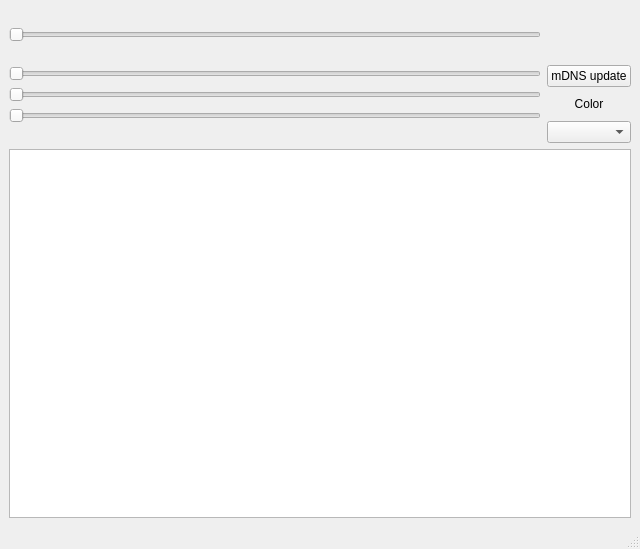
This is mainwindow.ui in PonchikCobaki/SCLED-public as Qt 5 draws it before an edit. The edited form follows.
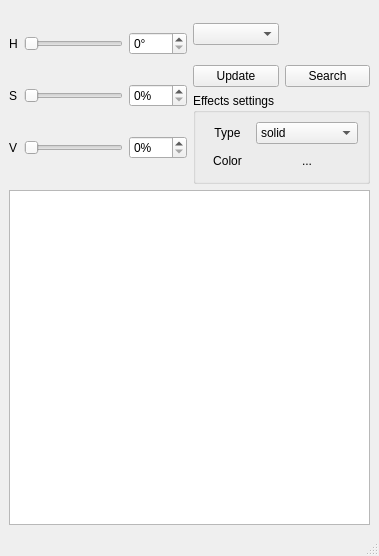
This is the edited form. Icons and pictures are not drawn.

Commit message: added multi control colors on devices

```diff
--- a/mainwindow.ui
+++ b/mainwindow.ui
@@ -6,8 +6,8 @@
    <rect>
     <x>0</x>
     <y>0</y>
-    <width>640</width>
-    <height>549</height>
+    <width>379</width>
+    <height>556</height>
    </rect>
   </property>
   <property name="sizePolicy">
@@ -20,49 +20,238 @@
    <string>MainWindow</string>
   </property>
   <widget class="QWidget" name="centralwidget">
-   <layout class="QGridLayout" name="gridLayout">
+   <layout class="QGridLayout" name="gridLayout_4">
     <item row="0" column="0">
-     <layout class="QVBoxLayout" name="verticalLayout_4">
-      <item>
-       <layout class="QHBoxLayout" name="horizontalLayout">
-        <item>
-         <layout class="QVBoxLayout" name="verticalLayout_2">
+     <layout class="QGridLayout" name="gridLayout">
+      <item row="0" column="1">
+       <widget class="QSlider" name="horizontalSliderHue">
+        <property name="maximum">
+         <number>360</number>
+        </property>
+        <property name="orientation">
+         <enum>Qt::Horizontal</enum>
+        </property>
+       </widget>
+      </item>
+      <item row="0" column="2">
+       <widget class="QSpinBox" name="spinBoxHue">
+        <property name="suffix">
+         <string>°</string>
+        </property>
+        <property name="maximum">
+         <number>359</number>
+        </property>
+       </widget>
+      </item>
+      <item row="1" column="2">
+       <widget class="QSpinBox" name="spinBoxSaturation">
+        <property name="suffix">
+         <string>%</string>
+        </property>
+        <property name="maximum">
+         <number>100</number>
+        </property>
+       </widget>
+      </item>
+      <item row="1" column="1">
+       <widget class="QSlider" name="horizontalSliderSaturation">
+        <property name="maximum">
+         <number>100</number>
+        </property>
+        <property name="orientation">
+         <enum>Qt::Horizontal</enum>
+        </property>
+       </widget>
+      </item>
+      <item row="2" column="0">
+       <widget class="QLabel" name="labeValue">
+        <property name="text">
+         <string>V</string>
+        </property>
+       </widget>
+      </item>
+      <item row="1" column="0">
+       <widget class="QLabel" name="labelSaturation">
+        <property name="text">
+         <string>S</string>
+        </property>
+       </widget>
+      </item>
+      <item row="0" column="0">
+       <widget class="QLabel" name="labelHue">
+        <property name="text">
+         <string>H</string>
+        </property>
+       </widget>
+      </item>
+      <item row="2" column="2">
+       <widget class="QSpinBox" name="spinBoxValue">
+        <property name="suffix">
+         <string>%</string>
+        </property>
+        <property name="maximum">
+         <number>100</number>
+        </property>
+       </widget>
+      </item>
+      <item row="2" column="1">
+       <widget class="QSlider" name="horizontalSliderValue">
+        <property name="maximum">
+         <number>100</number>
+        </property>
+        <property name="orientation">
+         <enum>Qt::Horizontal</enum>
+        </property>
+       </widget>
+      </item>
+     </layout>
+    </item>
+    <item row="0" column="1">
+     <layout class="QGridLayout" name="gridLayout_3">
+      <item row="2" column="0">
+       <widget class="QGroupBox" name="groupBox">
+        <property name="title">
+         <string>Effects settings</string>
+        </property>
+        <layout class="QVBoxLayout" name="verticalLayout_2">
+         <item>
+          <layout class="QHBoxLayout" name="horizontalLayout">
+           <item>
+            <widget class="QLabel" name="label">
+             <property name="sizePolicy">
+              <sizepolicy hsizetype="Maximum" vsizetype="Preferred">
+               <horstretch>0</horstretch>
+               <verstretch>0</verstretch>
+              </sizepolicy>
+             </property>
+             <property name="maximumSize">
+              <size>
+               <width>45</width>
+               <height>16777215</height>
+              </size>
+             </property>
+             <property name="text">
+              <string>Type</string>
+             </property>
+             <property name="alignment">
+              <set>Qt::AlignCenter</set>
+             </property>
+            </widget>
+           </item>
+           <item>
+            <widget class="QComboBox" name="comboBox">
+             <item>
+              <property name="text">
+               <string>solid</string>
+              </property>
+             </item>
+             <item>
+              <property name="text">
+               <string>gradient</string>
+              </property>
+             </item>
+            </widget>
+           </item>
+          </layout>
+         </item>
+         <item>
+          <layout class="QHBoxLayout" name="horizontalLayout_2">
+           <item>
+            <widget class="QLabel" name="label_2">
+             <property name="sizePolicy">
+              <sizepolicy hsizetype="Maximum" vsizetype="Preferred">
+               <horstretch>0</horstretch>
+               <verstretch>0</verstretch>
+              </sizepolicy>
+             </property>
+             <property name="maximumSize">
+              <size>
+               <width>45</width>
+               <height>16777215</height>
+              </size>
+             </property>
+             <property name="text">
+              <string>Color</string>
+             </property>
+             <property name="alignment">
+              <set>Qt::AlignCenter</set>
+             </property>
+            </widget>
+           </item>
+           <item>
+            <widget class="QPushButton" name="colorPushButton">
+             <property name="sizePolicy">
+              <sizepolicy hsizetype="Minimum" vsizetype="Minimum">
+               <horstretch>0</horstretch>
+               <verstretch>0</verstretch>
+              </sizepolicy>
+             </property>
+             <property name="minimumSize">
+              <size>
+               <width>30</width>
+               <height>20</height>
+              </size>
+             </property>
+             <property name="text">
+              <string>...</string>
+             </property>
+             <property name="flat">
+              <bool>true</bool>
+             </property>
+            </widget>
+           </item>
+          </layout>
+         </item>
+        </layout>
+       </widget>
+      </item>
+      <item row="1" column="0">
+       <layout class="QGridLayout" name="gridLayout_2">
+        <item row="1" column="1">
+         <widget class="QPushButton" name="deviceSearch">
+          <property name="text">
+           <string>Search</string>
+          </property>
+         </widget>
+        </item>
+        <item row="0" column="0">
+         <widget class="QComboBox" name="selectedDeviceComboBox">
+          <property name="sizePolicy">
+           <sizepolicy hsizetype="MinimumExpanding" vsizetype="Fixed">
+            <horstretch>0</horstretch>
+            <verstretch>0</verstretch>
+           </sizepolicy>
+          </property>
+          <property name="maximumSize">
+           <size>
+            <width>100</width>
+            <height>16777215</height>
+           </size>
+          </property>
+         </widget>
+        </item>
+        <item row="1" column="0">
+         <widget class="QPushButton" name="updateParameters">
+          <property name="text">
+           <string>Update</string>
+          </property>
+         </widget>
+        </item>
+        <item row="0" column="1">
+         <layout class="QHBoxLayout" name="horizontalLayout_3">
           <item>
-           <widget class="QSlider" name="horizontalSlider">
+           <spacer name="horizontalSpacer">
             <property name="orientation">
              <enum>Qt::Horizontal</enum>
             </property>
-           </widget>
+            <property name="sizeHint" stdset="0">
+             <size>
+              <width>1</width>
+              <height>20</height>
+             </size>
+            </property>
+           </spacer>
           </item>
-          <item>
-           <layout class="QVBoxLayout" name="verticalLayout">
-            <item>
-             <widget class="QSlider" name="horizontalSlider_2">
-              <property name="orientation">
-               <enum>Qt::Horizontal</enum>
-              </property>
-             </widget>
-            </item>
-            <item>
-             <widget class="QSlider" name="horizontalSlider_3">
-              <property name="orientation">
-               <enum>Qt::Horizontal</enum>
-              </property>
-             </widget>
-            </item>
-            <item>
-             <widget class="QSlider" name="horizontalSlider_4">
-              <property name="orientation">
-               <enum>Qt::Horizontal</enum>
-              </property>
-             </widget>
-            </item>
-           </layout>
-          </item>
-         </layout>
-        </item>
-        <item>
-         <layout class="QVBoxLayout" name="verticalLayout_3">
           <item>
            <widget class="QPushButton" name="onButton">
             <property name="enabled">
@@ -130,50 +319,43 @@
            </widget>
           </item>
           <item>
-           <widget class="QPushButton" name="mDNSupdate">
-            <property name="text">
-             <string>mDNS update</string>
+           <spacer name="horizontalSpacer_2">
+            <property name="orientation">
+             <enum>Qt::Horizontal</enum>
             </property>
-           </widget>
-          </item>
-          <item>
-           <widget class="QPushButton" name="colorPushButton">
-            <property name="text">
-             <string>Color</string>
+            <property name="sizeHint" stdset="0">
+             <size>
+              <width>1</width>
+              <height>20</height>
+             </size>
             </property>
-            <property name="flat">
-             <bool>true</bool>
-            </property>
-           </widget>
-          </item>
-          <item>
-           <widget class="QComboBox" name="comboBox"/>
+           </spacer>
           </item>
          </layout>
         </item>
        </layout>
       </item>
-      <item>
-       <widget class="QPlainTextEdit" name="plainTextEdit">
-        <property name="sizePolicy">
-         <sizepolicy hsizetype="MinimumExpanding" vsizetype="Expanding">
-          <horstretch>0</horstretch>
-          <verstretch>0</verstretch>
-         </sizepolicy>
-        </property>
-        <property name="minimumSize">
-         <size>
-          <width>250</width>
-          <height>300</height>
-         </size>
-        </property>
-        <property name="readOnly">
-         <bool>true</bool>
-        </property>
-       </widget>
-      </item>
      </layout>
     </item>
+    <item row="1" column="0" colspan="2">
+     <widget class="QPlainTextEdit" name="plainTextEdit">
+      <property name="sizePolicy">
+       <sizepolicy hsizetype="MinimumExpanding" vsizetype="Expanding">
+        <horstretch>0</horstretch>
+        <verstretch>0</verstretch>
+       </sizepolicy>
+      </property>
+      <property name="minimumSize">
+       <size>
+        <width>250</width>
+        <height>300</height>
+       </size>
+      </property>
+      <property name="readOnly">
+       <bool>true</bool>
+      </property>
+     </widget>
+    </item>
    </layout>
   </widget>
   <widget class="QMenuBar" name="menubar">
```
Left out of the diff: 116 changed lines with no effect on the pictures. The commit also changes 14 other files.
